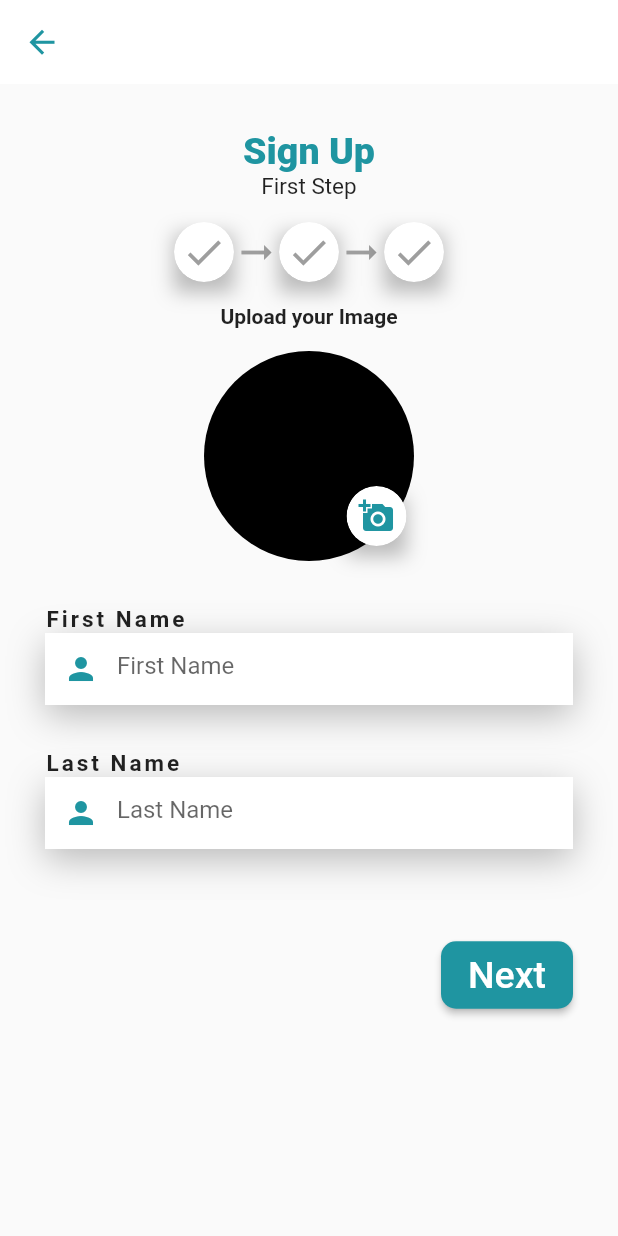
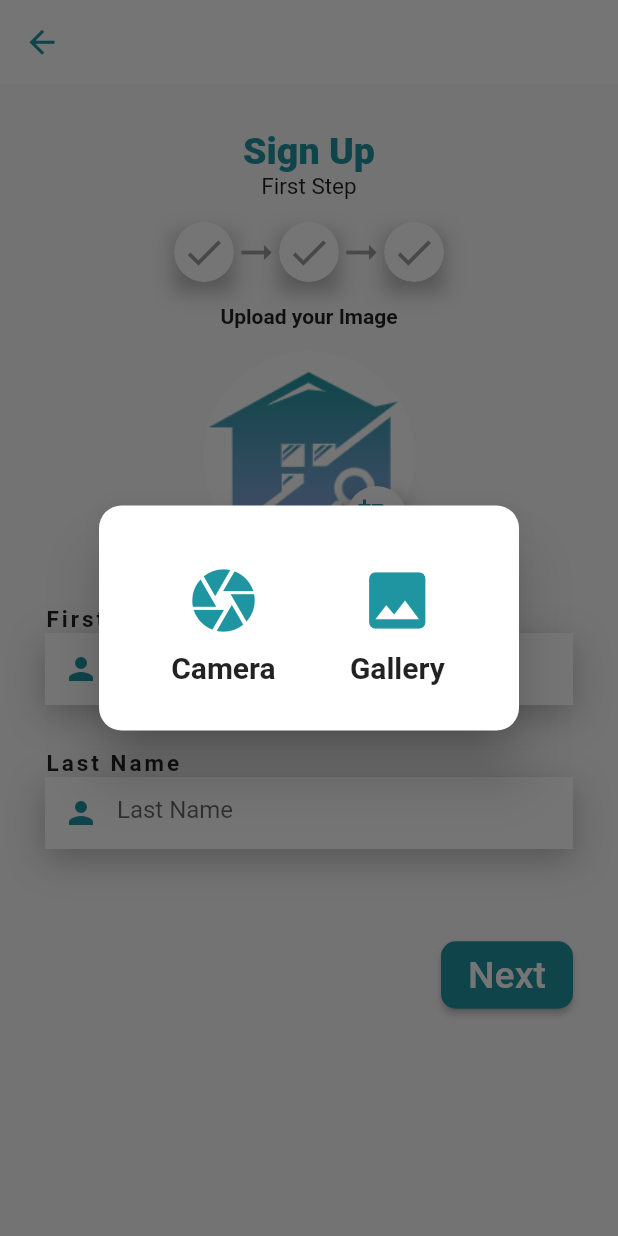
Before and after one commit to LotFee/Gradiuation_Project, a Flutter app: the SignUp1 screen opened by its route, after a tap on the "add a photo" icon, on a phone screen of 412 x 824 dp. Run offline on Flutter 3.47's test engine with Material 2 defaults, Android fonts, the phone set to English and light mode, and no system bars; our stand-ins replace animated_text_kit, image_picker.

Commit message:
add image in register and some of add post screen

```diff
--- a/lib/homeScreens/favScreen.dart
+++ b/lib/homeScreens/favScreen.dart
@@ -1,4 +1,5 @@
 import 'package:flutter/material.dart';
+import 'package:sakkeny/screens/addPost/addOne.dart';
 import 'package:sakkeny/widget/bottomBar.dart';
 import 'package:sakkeny/widget/drawer.dart';
 
@@ -38,7 +39,10 @@ class FavScreen extends StatelessWidget {
         drawer: myDrawer(),
         floatingActionButton:FloatingActionButton(
           onPressed: (){
-
+            Navigator.pushReplacement(context,PageRouteBuilder(
+              pageBuilder: (context, animation1, animation2) => AddOne(),
+              transitionDuration: Duration.zero,
+            ),);
           },
           backgroundColor: Color(0xff1f95a1),
           child: Icon(Icons.add), //icon inside button
--- a/lib/homeScreens/notiScreen.dart
+++ b/lib/homeScreens/notiScreen.dart
@@ -1,4 +1,5 @@
 import 'package:flutter/material.dart';
+import 'package:sakkeny/screens/addPost/addOne.dart';
 import 'package:sakkeny/widget/bottomBar.dart';
 import 'package:sakkeny/widget/drawer.dart';
 
@@ -38,7 +39,10 @@ class NotiScreen extends StatelessWidget {
         drawer: myDrawer(),
         floatingActionButton:FloatingActionButton(
           onPressed: (){
-
+            Navigator.pushReplacement(context,PageRouteBuilder(
+              pageBuilder: (context, animation1, animation2) => AddOne(),
+              transitionDuration: Duration.zero,
+            ),);
           },
           backgroundColor: Color(0xff1f95a1),
           child: Icon(Icons.add), //icon inside button
--- a/lib/main.dart
+++ b/lib/main.dart
@@ -1,4 +1,5 @@
 import 'package:flutter/material.dart';
+import 'package:sakkeny/screens/addPost/addOne.dart';
 import 'package:sakkeny/screens/register/signup1.dart';
 import 'package:sakkeny/screens/login_screen.dart';
 import 'package:sakkeny/screens/start_screen.dart';
@@ -24,7 +25,7 @@ class MyApp extends StatelessWidget {
       title: 'Flutter Demo',
       theme: ThemeData(
       ),
-      initialRoute:Home.routeName ,
+      initialRoute:WelcomeScreen.routeName ,
       routes: {
         WelcomeScreen.routeName:(ctx)=>WelcomeScreen(),
         Steper1.routeName: (ctx)=> Steper1(),
@@ -36,6 +37,7 @@ class MyApp extends StatelessWidget {
         ForgetThree.routeName:(ctx)=>ForgetThree(),
         Home.routeName:(ctx)=>Home(),
         EditProf.routeName:(ctx)=>EditProf(),
+        AddOne.routeName:(ctx)=>AddOne(),
       },
       debugShowCheckedModeBanner: false,
     );
--- a/lib/screens/register/signup1.dart
+++ b/lib/screens/register/signup1.dart
@@ -1,15 +1,26 @@
+import 'dart:io';
+
 import 'package:flutter/cupertino.dart';
 import 'package:flutter/material.dart';
 import 'package:flutter/services.dart';
+import 'package:image_picker/image_picker.dart';
 import 'package:sakkeny/screens/register/signUp2.dart';
+import 'package:sakkeny/widget/pickImage.dart';
 
 
 
-class SignUp1 extends StatelessWidget {
+class SignUp1 extends StatefulWidget {
 
 
   static const String routeName= "sign-up1";
+
+  @override
+  _SignUp1State createState() => _SignUp1State();
+}
+
+class _SignUp1State extends State<SignUp1> {
   GlobalKey<FormState> formKey = GlobalKey<FormState>();
+
   bool validate() {
     if (formKey.currentState!.validate()) {
       return true;
@@ -17,6 +28,18 @@ class SignUp1 extends StatelessWidget {
       return false;
     }
   }
+
+  File ?   file;
+
+  Future pickerCamera(int index)async {
+    final myfile = await ImagePicker().pickImage(source: index==0  ? ImageSource.camera : ImageSource.gallery);
+    setState(() {
+      file =File(myfile!.path);
+
+    });
+  }
+
+
   @override
   Widget build(BuildContext context) {
     return Scaffold(
@@ -152,10 +175,13 @@ class SignUp1 extends StatelessWidget {
               Stack(
                  children: [
                    CircleAvatar(
-                     backgroundColor: Colors.black,
+                     backgroundColor: Colors.white,
                         radius: 70,
+                     child: ClipRRect(
+                       child: file==null ? Image.asset('images/logo_login.png') : Image.file(file!,fit: BoxFit.fill,),
+                       borderRadius: BorderRadius.circular(60.0),
 
-                   ),
+                   ),),
                    Positioned(
                        top: 90,
                        left: 95,
@@ -181,7 +207,53 @@ class SignUp1 extends StatelessWidget {
                                  shape: BoxShape.circle,
                                  color: Colors.white
                              ),
-                             child: IconButton(icon: Icon(Icons.add_a_photo), color: Color(0xff1f95a1), onPressed: (){},) ,
+                             child: IconButton(icon: Icon(Icons.add_a_photo), color: Color(0xff1f95a1), onPressed: (){
+
+                               if(true){
+                                 showDialog(
+                                     context: context,
+                                     barrierDismissible: true,
+                                     builder: (context) => Container(
+                                       child:Dialog(
+                                         shape: RoundedRectangleBorder(
+                                             borderRadius: BorderRadius.circular(15)),
+                                         elevation: 16,
+                                         child: ClipRRect(
+                                           borderRadius: BorderRadius.circular(5),
+                                           child: Container(
+                                             width: 100,
+                                             height: 150,
+                                             child: Row(
+                                               mainAxisAlignment: MainAxisAlignment.spaceEvenly,
+                                               children: [
+                                                 Column(
+                                                   mainAxisAlignment: MainAxisAlignment.center,
+                                                   children: [
+                                                     IconButton(onPressed: ( ){
+
+                                                       pickerCamera(0);}, icon: Icon(Icons.camera),iconSize: 50,color: Color(
+                                                         0xff1f95a1),),
+                                                     Text("Camera",style: TextStyle(fontWeight: FontWeight.bold,fontSize: 20 ),)
+                                                   ],
+                                                 ),
+                                                 Column(
+                                                   mainAxisAlignment: MainAxisAlignment.center,
+                                                   children: [
+                                                     IconButton(onPressed: ( ){pickerCamera(1);}, icon: Icon(Icons.photo),iconSize: 50,color: Color(0xff1f95a1),),
+                                                     Text("Gallery",style: TextStyle(fontWeight: FontWeight.bold,fontSize: 20 ),)
+                                                   ],
+                                                 ),
+
+
+                                               ],
+                                             ),
+                                           ),
+                                         ),
+                                       ) ,
+                                     ));
+                               }
+
+                             },) ,
 
                            ),
                          ),
--- a/pubspec.yaml
+++ b/pubspec.yaml
@@ -30,6 +30,7 @@ dependencies:
   # Use with the CupertinoIcons class for iOS style icons.
   cupertino_icons: ^1.0.2
   curved_nav_bar: ^0.0.2
+  image_picker: ^0.8.4+1
 
 dev_dependencies:
   flutter_test:
```
Also changed, not shown: lib/homeScreens/Home.dart (+9 -1 lines), lib/screens/addPost/addOne.dart (added, +50 -0 lines), lib/widget/pickImage.dart (added, +65 -0 lines), pubspec.lock.
